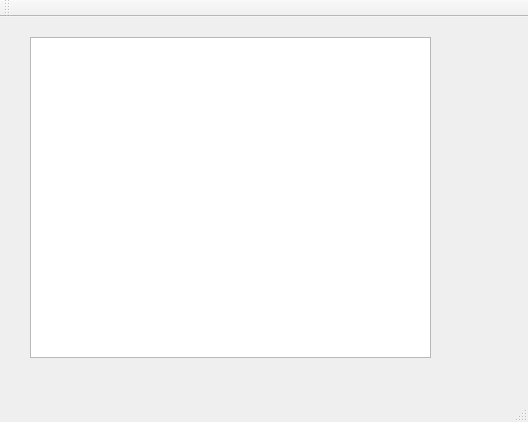
First picture: the form in mainwindow.ui, repository iinstingt/ElectronicParts, before the edit.
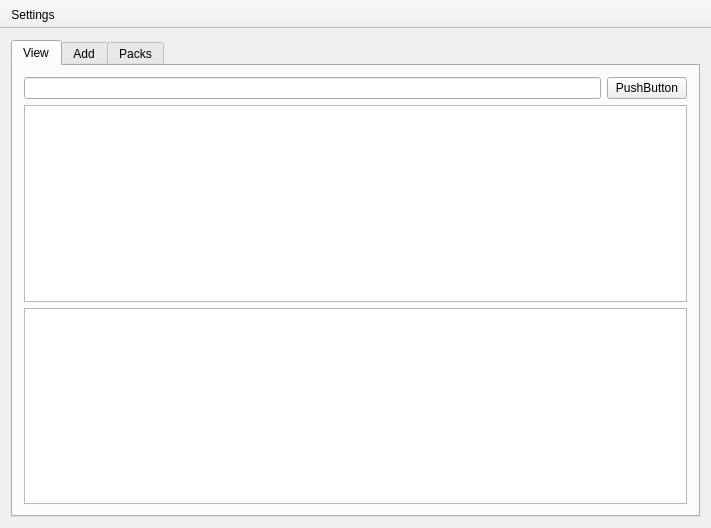
Second picture: the form after the edit.

Commit message: Build interface and add handler tableView

Patch:
```diff
--- a/mainwindow.ui
+++ b/mainwindow.ui
@@ -6,23 +6,57 @@
    <rect>
     <x>0</x>
     <y>0</y>
-    <width>528</width>
-    <height>422</height>
+    <width>711</width>
+    <height>528</height>
    </rect>
   </property>
   <property name="windowTitle">
    <string>MainWindow</string>
   </property>
   <widget class="QWidget" name="centralWidget">
+   <layout class="QHBoxLayout" name="horizontalLayout">
+    <item>
+     <widget class="QTabWidget" name="tabWidget">
+      <property name="enabled">
+       <bool>true</bool>
+      </property>
+      <property name="currentIndex">
+       <number>0</number>
+      </property>
+      <property name="tabsClosable">
+       <bool>false</bool>
+      </property>
+      <property name="movable">
+       <bool>false</bool>
+      </property>
+      <widget class="QWidget" name="tab_view">
+       <attribute name="title">
+        <string>View</string>
+       </attribute>
+       <layout class="QVBoxLayout" name="verticalLayout">
+        <item>
+         <layout class="QHBoxLayout" name="horizontalLayout_2">
+          <item>
+           <widget class="QLineEdit" name="lineEdit"/>
+          </item>
+          <item>
+           <widget class="QPushButton" name="pushButton">
+            <property name="text">
+             <string>PushButton</string>
+            </property>
+           </widget>
+          </item>
+         </layout>
+        </item>
+        <item>
+         <widget class="QTableView" name="tableView">
+          <property name="showGrid">
+           <bool>true</bool>
+          </property>
+         </widget>
+        </item>
+        <item>
    <widget class="QTreeWidget" name="treeWidget">
-    <property name="geometry">
-     <rect>
-      <x>30</x>
-      <y>20</y>
-      <width>401</width>
-      <height>321</height>
-     </rect>
-    </property>
     <attribute name="headerVisible">
      <bool>false</bool>
     </attribute>
@@ -32,26 +66,59 @@
      </property>
     </column>
    </widget>
-  </widget>
-  <widget class="QMenuBar" name="menuBar">
+        </item>
+       </layout>
+      </widget>
+      <widget class="QWidget" name="tab_add">
+       <property name="enabled">
+        <bool>false</bool>
+       </property>
+       <attribute name="title">
+        <string>Add</string>
+       </attribute>
+       <widget class="QLabel" name="label">
    <property name="geometry">
     <rect>
-     <x>0</x>
-     <y>0</y>
-     <width>528</width>
-     <height>21</height>
-    </rect>
-   </property>
+          <x>120</x>
+          <y>90</y>
+          <width>46</width>
+          <height>13</height>
+         </rect>
+        </property>
+        <property name="text">
+         <string>O_O</string>
+        </property>
+       </widget>
+      </widget>
+      <widget class="QWidget" name="tab_pack">
+       <attribute name="title">
+        <string>Packs</string>
+       </attribute>
+      </widget>
+     </widget>
+    </item>
+   </layout>
   </widget>
   <widget class="QToolBar" name="mainToolBar">
+   <property name="movable">
+    <bool>false</bool>
+   </property>
    <attribute name="toolBarArea">
     <enum>TopToolBarArea</enum>
    </attribute>
    <attribute name="toolBarBreak">
     <bool>false</bool>
    </attribute>
+   <addaction name="actionSettings"/>
   </widget>
-  <widget class="QStatusBar" name="statusBar"/>
+  <action name="actionSettings">
+   <property name="text">
+    <string>Settings</string>
+   </property>
+   <property name="shortcut">
+    <string>Ctrl+O</string>
+   </property>
+  </action>
  </widget>
  <layoutdefault spacing="6" margin="11"/>
  <resources/>
```
Left out of the diff: 3 changed lines with no effect on the pictures. Lines whose indentation alone changed are shown as unchanged. The commit also changes 10 other files.
